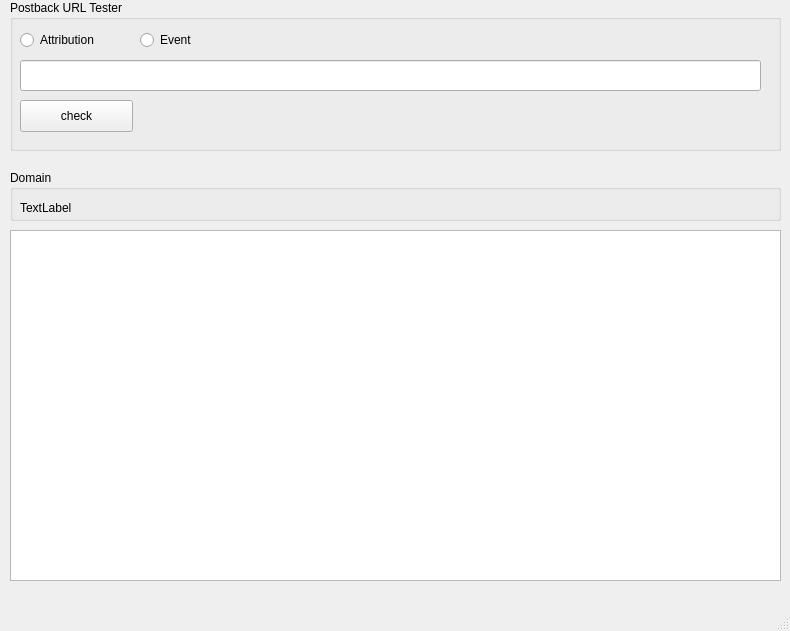
First picture: the form in postback_test.ui, repository gwangqq/python_exercise, before the edit.
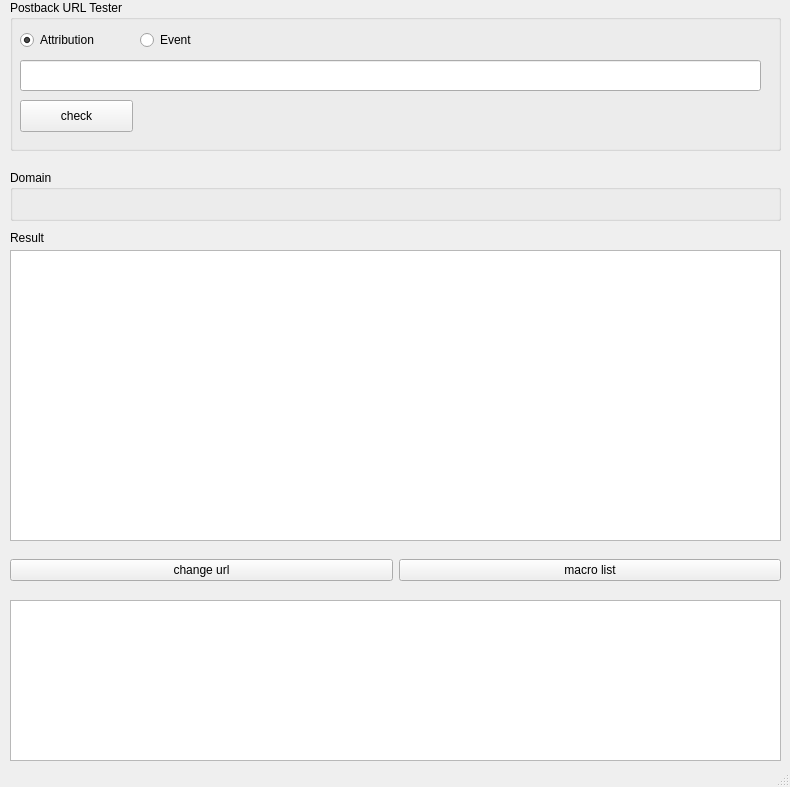
Second picture: the form after the edit.

Commit message: function to change url in program

Patch:
```diff
--- a/postback_test.ui
+++ b/postback_test.ui
@@ -7,9 +7,15 @@
     <x>0</x>
     <y>0</y>
     <width>790</width>
-    <height>631</height>
+    <height>787</height>
    </rect>
   </property>
+  <property name="maximumSize">
+   <size>
+    <width>790</width>
+    <height>16777215</height>
+   </size>
+  </property>
   <property name="windowTitle">
    <string>MainWindow</string>
   </property>
@@ -41,6 +47,9 @@
         <property name="text">
          <string>Attribution</string>
         </property>
+        <property name="checked">
+         <bool>true</bool>
+        </property>
        </widget>
        <widget class="QRadioButton" name="radioButton2">
         <property name="geometry">
@@ -107,7 +116,7 @@
          </rect>
         </property>
         <property name="text">
-         <string>TextLabel</string>
+         <string/>
         </property>
        </widget>
       </widget>
@@ -118,9 +127,9 @@
     <property name="geometry">
      <rect>
       <x>10</x>
-      <y>230</y>
+      <y>250</y>
       <width>771</width>
-      <height>351</height>
+      <height>291</height>
      </rect>
     </property>
     <layout class="QVBoxLayout" name="verticalLayout_4">
@@ -129,16 +138,60 @@
      </item>
     </layout>
    </widget>
-  </widget>
-  <widget class="QMenuBar" name="menubar">
-   <property name="geometry">
-    <rect>
-     <x>0</x>
-     <y>0</y>
-     <width>790</width>
-     <height>21</height>
-    </rect>
-   </property>
+   <widget class="QLabel" name="label">
+    <property name="geometry">
+     <rect>
+      <x>10</x>
+      <y>230</y>
+      <width>121</width>
+      <height>16</height>
+     </rect>
+    </property>
+    <property name="text">
+     <string>Result</string>
+    </property>
+   </widget>
+   <widget class="QWidget" name="horizontalLayoutWidget">
+    <property name="geometry">
+     <rect>
+      <x>10</x>
+      <y>550</y>
+      <width>771</width>
+      <height>41</height>
+     </rect>
+    </property>
+    <layout class="QHBoxLayout" name="horizontalLayout">
+     <item>
+      <widget class="QPushButton" name="changeUrlButton">
+       <property name="text">
+        <string>change url</string>
+       </property>
+      </widget>
+     </item>
+     <item>
+      <widget class="QPushButton" name="macroListButton">
+       <property name="text">
+        <string>macro list</string>
+       </property>
+      </widget>
+     </item>
+    </layout>
+   </widget>
+   <widget class="QWidget" name="verticalLayoutWidget_4">
+    <property name="geometry">
+     <rect>
+      <x>10</x>
+      <y>600</y>
+      <width>771</width>
+      <height>161</height>
+     </rect>
+    </property>
+    <layout class="QVBoxLayout" name="verticalLayout_3">
+     <item>
+      <widget class="QTextEdit" name="editedUrl"/>
+     </item>
+    </layout>
+   </widget>
   </widget>
   <widget class="QStatusBar" name="statusbar"/>
  </widget>
```
The commit also changes 1 other file.
